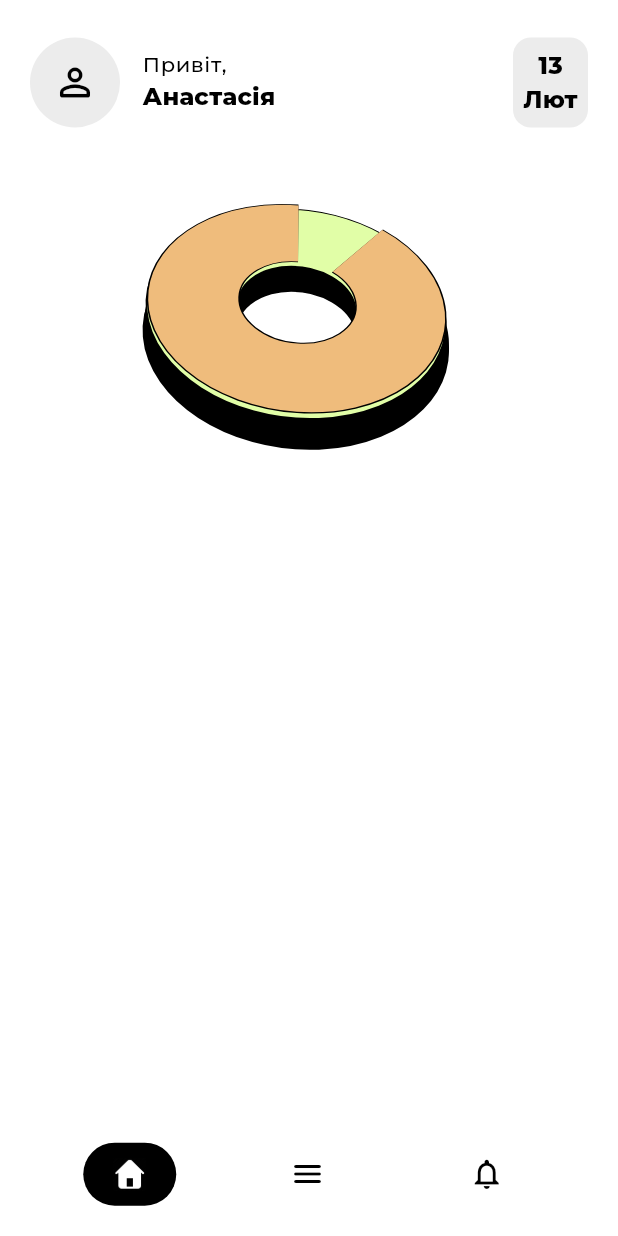
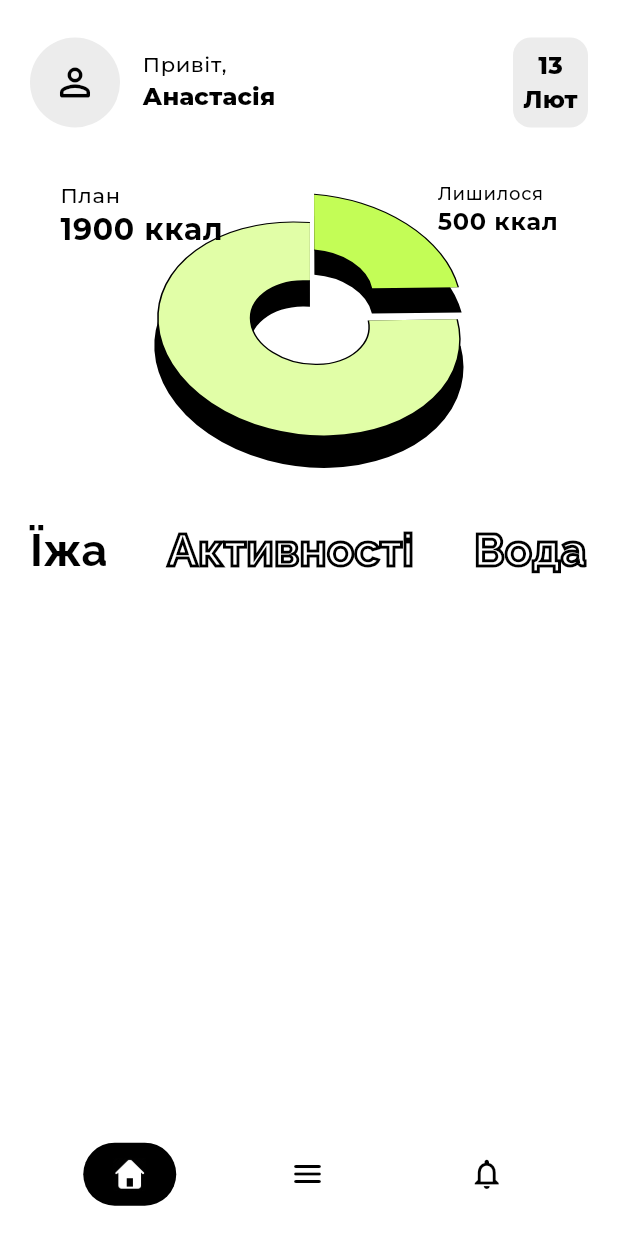
Before and after one commit to Sofiiakus2/calorify, a Flutter app: the screen it shows after launch, on a phone screen of 412 x 824 dp. Run offline on Flutter 3.47's test engine with Material 3 defaults, Android fonts, the light colour scheme and no system bars; our stand-ins replace google_fonts.

Commit message:
added tabs

```diff
--- a/lib/features/home/calories_chart/calories_chart.dart
+++ b/lib/features/home/calories_chart/calories_chart.dart
@@ -5,7 +5,9 @@ import 'donut_chart_painter.dart';
 
 class CalorieChart extends StatelessWidget {
   final double totalCalories = 1950;
-  final double remainingCalories = 3700;
+  final double remainingCalories = 1500;
+
+  const CalorieChart({super.key});
 
   @override
   Widget build(BuildContext context) {
--- a/lib/features/home/calories_chart/donut_chart_painter.dart
+++ b/lib/features/home/calories_chart/donut_chart_painter.dart
@@ -79,7 +79,7 @@ class DonutChartPainter extends CustomPainter {
     canvas.drawArc(leftOvalRect, -pi / 2 + usedAngle, leftAngle, false, fillPaint);
 
 
-    fillPaint.color = felicata;
+    fillPaint.color = green;
     canvas.drawArc(usedOvalRect, -pi / 2, usedAngle, false, borderPaint);
     canvas.drawArc(usedOvalRect, -pi / 2, usedAngle, false, fillPaint);
 
--- a/lib/features/home/home_page_view.dart
+++ b/lib/features/home/home_page_view.dart
@@ -1,6 +1,4 @@
-import 'package:calorify/features/bottom_navigation/custom_bottom_navigation_view.dart';
 import 'package:calorify/features/home/home_app_bar/home_app_bar_view.dart';
-import 'package:calorify/theme.dart';
 import 'package:flutter/material.dart';
 
 import 'calories_chart/calories_chart.dart';
@@ -13,15 +11,86 @@ class HomePageView extends StatefulWidget {
 }
 
 class _HomePageViewState extends State<HomePageView> {
+  int _selectedIndex = 0;
+  final List<String> categories = ["Їжа", "Активності", "Вода"];
+
   @override
   Widget build(BuildContext context) {
     return Scaffold(
       body: Column(
         children: [
           HomeAppBarView(),
-          CalorieChart(),
+          SizedBox(
+              width: double.infinity,
+              height: 200,
+              child: Stack(
+                children: [
+                  Center(child: CalorieChart()),
+                  Positioned(
+                      left: 40,
+                      top: 10,
+                      child: Column(
+                        crossAxisAlignment: CrossAxisAlignment.start,
+                        children: [
+                          Text('План',
+                              style: Theme.of(context).textTheme.labelSmall),
+                          Text('1900 ккал',
+                              style: Theme.of(context).textTheme.labelMedium),
+                        ],
+                      )
+                  ),
+                  Positioned(
+                      right: 40,
+                      top: 10,
+                      child: Column(
+                        crossAxisAlignment: CrossAxisAlignment.start,
+                        children: [
+                          Text('Лишилося',
+                              style: Theme.of(context).textTheme.labelSmall?.copyWith(fontSize: 12)),
+                          Text('500 ккал',
+                              style: Theme.of(context).textTheme.labelMedium?.copyWith(fontSize: 16)),
+                        ],
+                      )
+                  ),
+                ],
+              )
+          ),
+          SizedBox(height: 35,),
+          SizedBox(
+            height: 50,
+            child: ListView.builder(
+              scrollDirection: Axis.horizontal,
+              itemCount: categories.length,
+              itemBuilder: (context, index) {
+                return _buildCategoryItem(index, context);
+              },
+            ),
+          ),
         ],
       ),
     );
   }
+
+  Widget _buildCategoryItem(int index, BuildContext context) {
+    final bool isSelected = index == _selectedIndex;
+    return GestureDetector(
+      onTap: () {
+        setState(() {
+          _selectedIndex = index;
+        });
+      },
+      child: Padding(
+        padding: const EdgeInsets.symmetric(horizontal: 20),
+        child: Text(
+          categories[index],
+          style: Theme.of(context).textTheme.labelLarge?.copyWith(
+            foreground: Paint()
+              ..style = isSelected ? PaintingStyle.fill : PaintingStyle.stroke
+              ..strokeWidth = 2
+              ..color = Colors.black,
+          ),
+        ),
+      ),
+    );
+  }
 }
--- a/lib/theme.dart
+++ b/lib/theme.dart
@@ -36,8 +36,18 @@ final lightTheme = ThemeData(
 );
 
 final textTheme = TextTheme(
+  labelSmall: GoogleFonts.montserrat(
+      fontSize: 14,
+      fontWeight: FontWeight.w500,
+      color: Colors.black
+  ),
   labelMedium: GoogleFonts.montserrat(
       fontSize: 20,
+      fontWeight: FontWeight.w700,
+      color: Colors.black
+  ),
+  labelLarge: GoogleFonts.raleway(
+      fontSize: 30,
       fontWeight: FontWeight.w700,
       color: Colors.black
   ),
```
